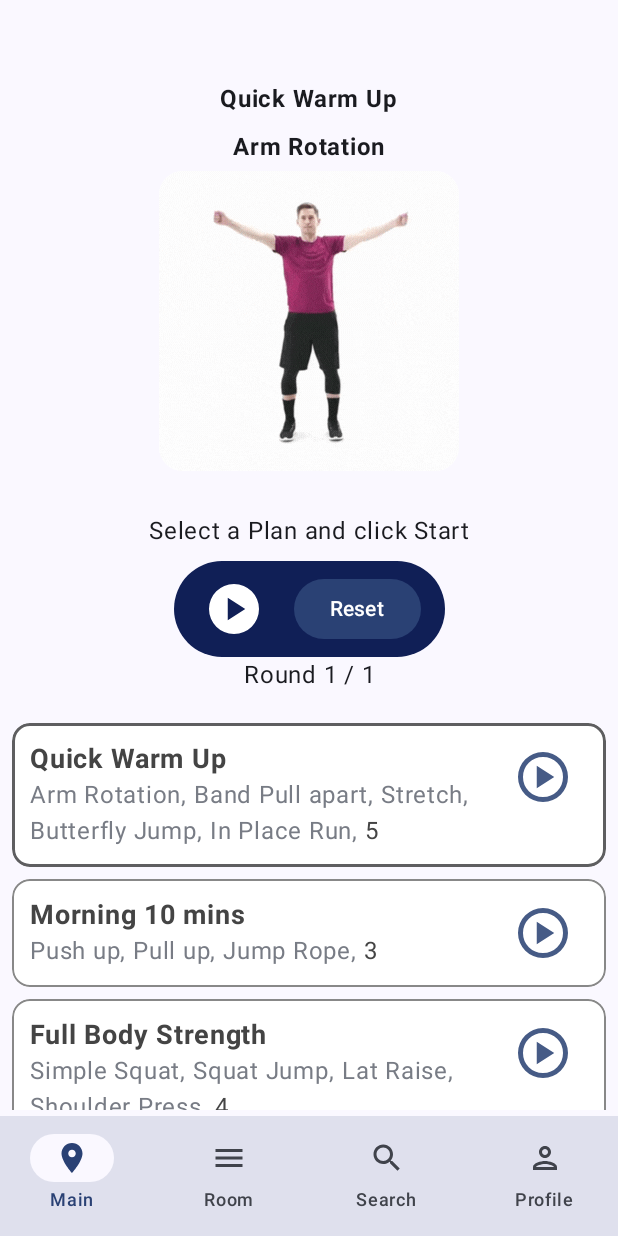
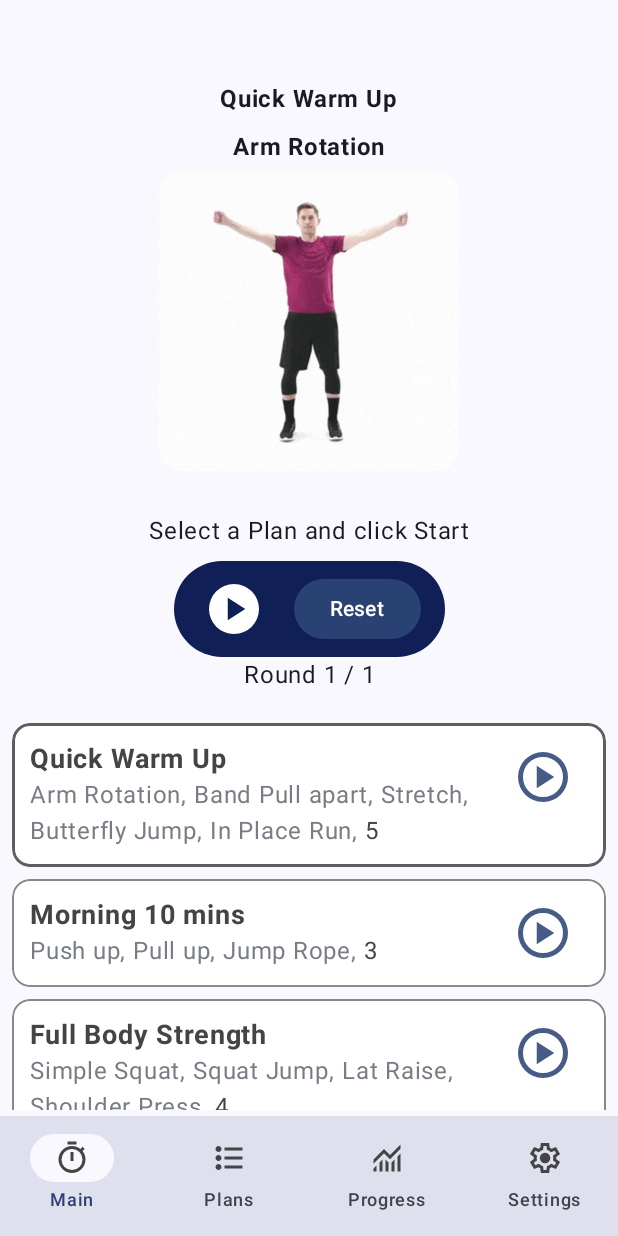
Before and after one commit to mike964/circuit-trainer-jetpack, an Android app built with Jetpack Compose: the screen it shows after launch (MainActivity), on a phone screen of 412 x 824 dp. Run offline under Robolectric (Android 15) with nearby library versions, the light colour scheme and no system bars; our stand-ins replace Room's generated code; libraries missing offline, so code that uses them is left out: coil.decode; pictures from the network do not load; 1 statement that could not run was skipped.

Commit message:
updated navbar icons

```diff
--- a/app/src/main/java/com/example/gmwrokouttimer/navigation/Screen.kt
+++ b/app/src/main/java/com/example/gmwrokouttimer/navigation/Screen.kt
@@ -1,11 +1,39 @@
 package com.example.gmwrokouttimer.navigation
+import com.example.gmwrokouttimer.R
 
 sealed class Screen(val route: String) {
-    object Home : Screen("home_screen")
     object Main : Screen("main_screen")
-    object Room : Screen("room_screen")
-
-    object Search : Screen("search_screen")
-    object Profile : Screen("profile_screen")
+    object Plans : Screen("plans_screen")
+    object Progress : Screen("progress_screen")
+    object Settings : Screen("settings_screen")
 }
 // 1. Define type-safe destinations
+data class NavItemState(
+    val title: String,
+    val route: String,
+    val selectedIcon: Int,
+    val unselectedIcon: Int,
+)
+
+val navBarItems = listOf(
+    NavItemState(
+        "Main",
+        "main_screen",
+        R.drawable.ic_timer, R.drawable.ic_timer
+    ),
+    NavItemState(
+        "Plans",
+        "plans_screen",
+        R.drawable.ic_format_list_bulleted, R.drawable.ic_format_list_bulleted
+    ),
+    NavItemState(
+        "Progress",
+        "progress_screen",
+         R.drawable.ic_monitoring, R.drawable.ic_monitoring
+    ),
+    NavItemState(
+        "Settings",
+        "settings_screen",
+        R.drawable.ic_settings, R.drawable.ic_settings
+    ),
+)
--- a/app/src/main/java/com/example/gmwrokouttimer/presentation/NavigationBar.kt
+++ b/app/src/main/java/com/example/gmwrokouttimer/presentation/NavigationBar.kt
@@ -3,17 +3,6 @@ package com.example.gmwrokouttimer.presentation
 import androidx.compose.foundation.layout.fillMaxSize
 import androidx.compose.foundation.layout.fillMaxWidth
 import androidx.compose.foundation.layout.padding
-import androidx.compose.material.icons.Icons
-import androidx.compose.material.icons.filled.Home
-import androidx.compose.material.icons.filled.Menu
-import androidx.compose.material.icons.filled.Person
-import androidx.compose.material.icons.filled.Place
-import androidx.compose.material.icons.filled.Search
-import androidx.compose.material.icons.outlined.Home
-import androidx.compose.material.icons.outlined.Menu
-import androidx.compose.material.icons.outlined.Person
-import androidx.compose.material.icons.outlined.Place
-import androidx.compose.material.icons.outlined.Search
 import androidx.compose.material3.Icon
 import androidx.compose.material3.MaterialTheme
 import androidx.compose.material3.NavigationBar
@@ -27,23 +16,18 @@ import androidx.compose.runtime.mutableIntStateOf
 import androidx.compose.runtime.saveable.rememberSaveable
 import androidx.compose.runtime.setValue
 import androidx.compose.ui.Modifier
-import androidx.compose.ui.graphics.vector.ImageVector
-import androidx.compose.ui.res.colorResource
+import androidx.compose.ui.graphics.Color
+import androidx.compose.ui.res.painterResource
 import androidx.compose.ui.unit.dp
 import androidx.navigation.compose.NavHost
 import androidx.navigation.compose.composable
 import androidx.navigation.compose.rememberNavController
-import com.example.gmwrokouttimer.R
 import com.example.gmwrokouttimer.navigation.Screen
+import com.example.gmwrokouttimer.navigation.navBarItems
 import com.example.gmwrokouttimer.presentation.screens.ProfileScreen
 import com.example.gmwrokouttimer.presentation.screens.SearchScreen
 
-data class NavItemState(
-    val title: String,
-    val route: String,
-    val selectedIcon: ImageVector,
-    val unselectedIcon: ImageVector,
-)
+
 
 // # Bottom Navigation Bar
 @Composable
@@ -51,28 +35,7 @@ fun NavigationBar(
     appViewModel: AppViewModel,
     noteViewModel: NoteViewModel,
 ) {
-    val navBarItems = listOf(
-        NavItemState(
-            "Main",
-            "main_screen",
-            Icons.Filled.Place, Icons.Outlined.Place
-        ),
-        NavItemState(
-            "Room",
-            "room_screen",
-            Icons.Filled.Menu, Icons.Outlined.Menu
-        ),
-        NavItemState(
-            "Search",
-            "search_screen",
-            Icons.Filled.Search, Icons.Outlined.Search
-        ),
-        NavItemState(
-            "Profile",
-            "profile_screen",
-            Icons.Filled.Person, Icons.Outlined.Person
-        ),
-    )
+
     var navBarState by rememberSaveable {
         mutableIntStateOf(0)
     }
@@ -97,11 +60,16 @@ fun NavigationBar(
                         },
                         icon = {
                             Icon(
-                                imageVector = if (navBarState == index) {
-                                    item.selectedIcon
-                                } else item.unselectedIcon,
+                                painter = painterResource(id = item.selectedIcon),
                                 contentDescription = item.title,
+                                tint = Color.DarkGray
                             )
+//                            Icon(
+//                                imageVector = if (navBarState == index) {
+//                                    item.selectedIcon
+//                                } else item.unselectedIcon,
+//                                contentDescription = item.title,
+//                            )
                         },
                         label = { Text(item.title) },
                         colors = NavigationBarItemDefaults.colors(
@@ -124,13 +92,13 @@ fun NavigationBar(
                     navController = navController
                 )
             }
-            composable(Screen.Room.route) {
+            composable(Screen.Plans.route) {
                 NoteScreen(vm = noteViewModel, navController = navController)
             }
-            composable(Screen.Search.route) {
+            composable(Screen.Progress.route) {
                 SearchScreen(navController = navController)
             }
-            composable(Screen.Profile.route) {
+            composable(Screen.Settings.route) {
                 ProfileScreen(navController = navController)
             }
         }
--- a/app/src/main/java/com/example/gmwrokouttimer/presentation/screens/HomeScreen.kt
+++ b/app/src/main/java/com/example/gmwrokouttimer/presentation/screens/HomeScreen.kt
@@ -22,9 +22,9 @@ fun HomeScreen(navController: NavController) {
         Spacer(modifier = Modifier.height(24.dp))
         Button(onClick = {
             // Navigate to the detail screen using its route
-            navController.navigate(Screen.Profile.route)
+            navController.navigate(Screen.Progress.route)
         }) {
-            Text("Go to Profile Screen")
+            Text("Go to Progress Screen")
         }
     }
 }
--- /dev/null
+++ b/app/src/main/res/drawable/ic_format_list_bulleted.xml
@@ -0,0 +1,10 @@
+<vector xmlns:android="http://schemas.android.com/apk/res/android"
+    android:width="24dp"
+    android:height="24dp"
+    android:viewportWidth="960"
+    android:viewportHeight="960"
+    android:autoMirrored="true">
+  <path
+      android:fillColor="@android:color/white"
+      android:pathData="M360,760L360,680L840,680L840,760L360,760ZM360,520L360,440L840,440L840,520L360,520ZM360,280L360,200L840,200L840,280L360,280ZM200,800Q167,800 143.5,776.5Q120,753 120,720Q120,687 143.5,663.5Q167,640 200,640Q233,640 256.5,663.5Q280,687 280,720Q280,753 256.5,776.5Q233,800 200,800ZM200,560Q167,560 143.5,536.5Q120,513 120,480Q120,447 143.5,423.5Q167,400 200,400Q233,400 256.5,423.5Q280,447 280,480Q280,513 256.5,536.5Q233,560 200,560ZM200,320Q167,320 143.5,296.5Q120,273 120,240Q120,207 143.5,183.5Q167,160 200,160Q233,160 256.5,183.5Q280,207 280,240Q280,273 256.5,296.5Q233,320 200,320Z"/>
+</vector>
--- /dev/null
+++ b/app/src/main/res/drawable/ic_monitoring.xml
@@ -0,0 +1,10 @@
+<vector xmlns:android="http://schemas.android.com/apk/res/android"
+    android:width="24dp"
+    android:height="24dp"
+    android:viewportWidth="960"
+    android:viewportHeight="960"
+    android:autoMirrored="true">
+  <path
+      android:fillColor="@android:color/white"
+      android:pathData="M120,840L120,760L200,680L200,840L120,840ZM280,840L280,600L360,520L360,520L360,840L280,840ZM440,840L440,520L520,601L520,840L440,840ZM600,840L600,601L680,521L680,840L600,840ZM760,840L760,440L840,360L840,840L760,840ZM120,633L120,520L400,240L560,400L840,120L840,233L560,513L400,353L120,633Z"/>
+</vector>
--- /dev/null
+++ b/app/src/main/res/drawable/ic_settings.xml
@@ -0,0 +1,9 @@
+<vector xmlns:android="http://schemas.android.com/apk/res/android"
+    android:width="24dp"
+    android:height="24dp"
+    android:viewportWidth="960"
+    android:viewportHeight="960" >
+  <path
+      android:fillColor="@android:color/white"
+      android:pathData="M370,880L354,752Q341,747 329.5,740Q318,733 307,725L188,775L78,585L181,507Q180,500 180,493.5Q180,487 180,480Q180,473 180,466.5Q180,460 181,453L78,375L188,185L307,235Q318,227 330,220Q342,213 354,208L370,80L590,80L606,208Q619,213 630.5,220Q642,227 653,235L772,185L882,375L779,453Q780,460 780,466.5Q780,473 780,480Q780,487 780,493.5Q780,500 778,507L881,585L771,775L653,725Q642,733 630,740Q618,747 606,752L590,880L370,880ZM440,800L519,800L533,694Q564,686 590.5,670.5Q617,655 639,633L738,674L777,606L691,541Q696,527 698,511.5Q700,496 700,480Q700,464 698,448.5Q696,433 691,419L777,354L738,286L639,328Q617,305 590.5,289.5Q564,274 533,266L520,160L441,160L427,266Q396,274 369.5,289.5Q343,305 321,327L222,286L183,354L269,418Q264,433 262,448Q260,463 260,480Q260,496 262,511Q264,526 269,541L183,606L222,674L321,632Q343,655 369.5,670.5Q396,686 427,694L440,800ZM482,620Q540,620 581,579Q622,538 622,480Q622,422 581,381Q540,340 482,340Q423,340 382.5,381Q342,422 342,480Q342,538 382.5,579Q423,620 482,620ZM480,480L480,480Q480,480 480,480Q480,480 480,480L480,480L480,480L480,480Q480,480 480,480Q480,480 480,480Q480,480 480,480Q480,480 480,480L480,480L480,480L480,480Q480,480 480,480Q480,480 480,480L480,480L480,480L480,480Q480,480 480,480Q480,480 480,480L480,480L480,480L480,480Q480,480 480,480Q480,480 480,480Q480,480 480,480Q480,480 480,480L480,480L480,480L480,480Q480,480 480,480Q480,480 480,480L480,480Z"/>
+</vector>
--- /dev/null
+++ b/app/src/main/res/drawable/ic_timer.xml
@@ -0,0 +1,9 @@
+<vector xmlns:android="http://schemas.android.com/apk/res/android"
+    android:width="24dp"
+    android:height="24dp"
+    android:viewportWidth="960"
+    android:viewportHeight="960" >
+  <path
+      android:fillColor="@android:color/white"
+      android:pathData="M360,120L360,40L600,40L600,120L360,120ZM440,560L520,560L520,320L440,320L440,560ZM480,880Q406,880 340.5,851.5Q275,823 226,774Q177,725 148.5,659.5Q120,594 120,520Q120,446 148.5,380.5Q177,315 226,266Q275,217 340.5,188.5Q406,160 480,160Q542,160 599,180Q656,200 706,238L762,182L818,238L762,294Q800,344 820,401Q840,458 840,520Q840,594 811.5,659.5Q783,725 734,774Q685,823 619.5,851.5Q554,880 480,880ZM480,800Q596,800 678,718Q760,636 760,520Q760,404 678,322Q596,240 480,240Q364,240 282,322Q200,404 200,520Q200,636 282,718Q364,800 480,800ZM480,520Q480,520 480,520Q480,520 480,520Q480,520 480,520Q480,520 480,520Q480,520 480,520Q480,520 480,520Q480,520 480,520Q480,520 480,520Z"/>
+</vector>
```
Also changed, not shown: app/src/main/res/drawable/ic_add_task.xml (added, +9 -0 lines), app/src/main/res/drawable/ic_bookmark_add.xml (added, +9 -0 lines), app/src/main/res/drawable/ic_calendar_month.xml (added, +9 -0 lines), app/src/main/res/drawable/ic_elevation.xml (added, +9 -0 lines), app/src/main/res/drawable/ic_fitness_center.xml (added, +9 -0 lines), app/src/main/res/drawable/ic_format_list_bulleted_add.xml (added, +10 -0 lines), app/src/main/res/drawable/ic_laps.xml (added, +9 -0 lines), app/src/main/res/drawable/ic_nutrition.xml (added, +9 -0 lines), app/src/main/res/drawable/ic_sports.xml (added, +9 -0 lines), app/src/main/res/drawable/ic_stylus_notex.xml (added, +9 -0 lines), app/src/main/res/drawable/ic_vital_signs.xml (added, +9 -0 lines), app/src/main/res/drawable/ic_weight.xml (added, +9 -0 lines).
